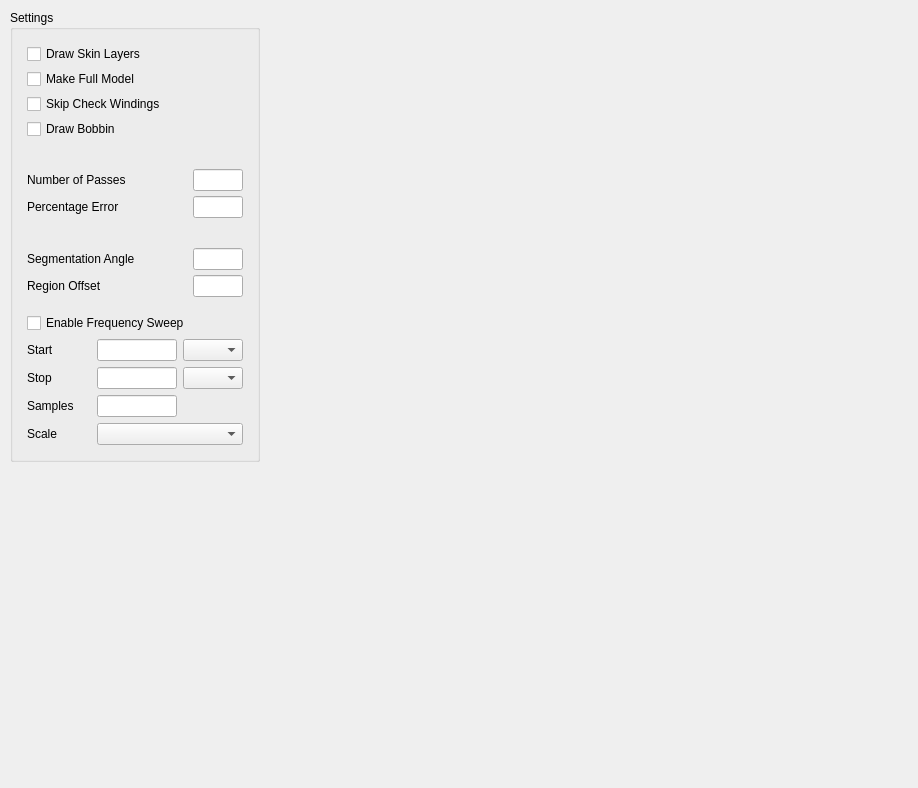
ansys/ansys-pyetk, file src/ansys/aedt/toolkits/electronic_transformer/ui/windows/main/main_column.ui: the form before one commit.
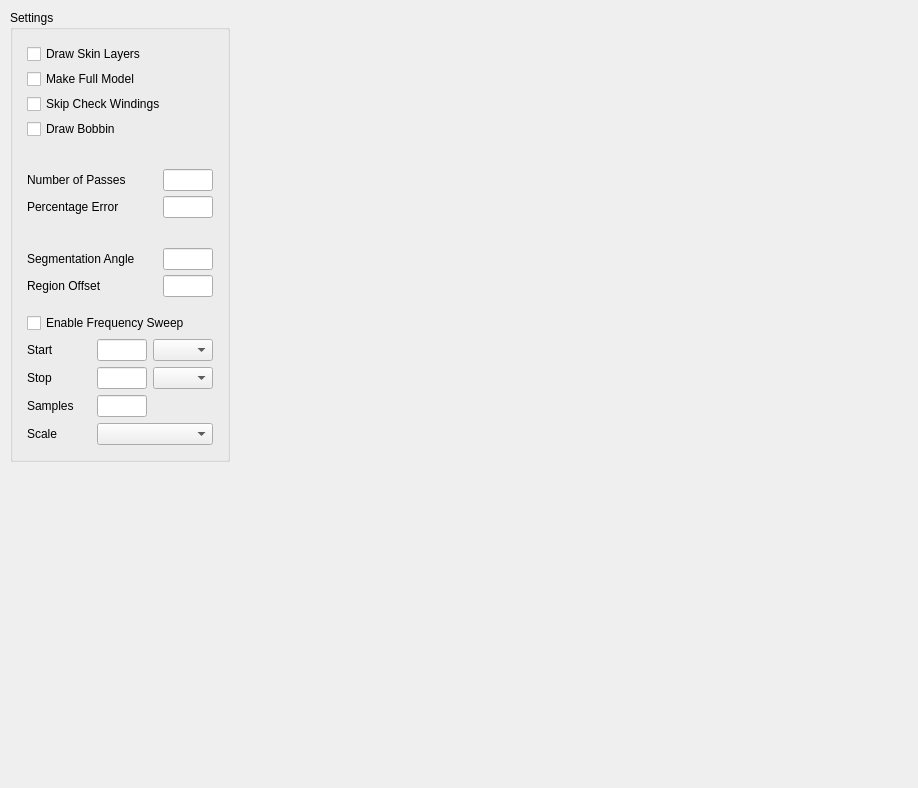
The form after the commit.

Commit message:
Delete button added to delete row types Layers and Sides.
UI group sizes optimised to stop collapse and overlap with moving side columns.

```diff
--- a/src/ansys/aedt/toolkits/electronic_transformer/ui/windows/main/main_column.ui
+++ b/src/ansys/aedt/toolkits/electronic_transformer/ui/windows/main/main_column.ui
@@ -10,6 +10,12 @@
     <height>788</height>
    </rect>
   </property>
+  <property name="sizePolicy">
+   <sizepolicy hsizetype="Minimum" vsizetype="Preferred">
+    <horstretch>0</horstretch>
+    <verstretch>0</verstretch>
+   </sizepolicy>
+  </property>
   <property name="windowTitle">
    <string>Form</string>
   </property>
@@ -65,14 +71,20 @@
          <item>
           <widget class="QGroupBox" name="groupBox">
            <property name="sizePolicy">
-            <sizepolicy hsizetype="Fixed" vsizetype="Preferred">
+            <sizepolicy hsizetype="Minimum" vsizetype="Minimum">
              <horstretch>0</horstretch>
              <verstretch>0</verstretch>
             </sizepolicy>
            </property>
+           <property name="minimumSize">
+            <size>
+             <width>220</width>
+             <height>0</height>
+            </size>
+           </property>
            <property name="maximumSize">
             <size>
-             <width>250</width>
+             <width>220</width>
              <height>16777215</height>
             </size>
            </property>
@@ -331,7 +343,7 @@
                 </property>
                 <property name="maximumSize">
                  <size>
-                  <width>80</width>
+                  <width>50</width>
                   <height>16777215</height>
                  </size>
                 </property>
@@ -347,7 +359,7 @@
                 </property>
                 <property name="maximumSize">
                  <size>
-                  <width>80</width>
+                  <width>50</width>
                   <height>16777215</height>
                  </size>
                 </property>
@@ -370,7 +382,7 @@
                 </property>
                 <property name="maximumSize">
                  <size>
-                  <width>80</width>
+                  <width>50</width>
                   <height>16777215</height>
                  </size>
                 </property>
@@ -384,7 +396,20 @@
                </widget>
               </item>
               <item row="4" column="1" colspan="2">
-               <widget class="QComboBox" name="scale_combo"/>
+               <widget class="QComboBox" name="scale_combo">
+                <property name="minimumSize">
+                 <size>
+                  <width>100</width>
+                  <height>0</height>
+                 </size>
+                </property>
+                <property name="maximumSize">
+                 <size>
+                  <width>120</width>
+                  <height>16777215</height>
+                 </size>
+                </property>
+               </widget>
               </item>
              </layout>
             </item>
```
Left out of the diff: 2 changed lines with no effect on the pictures. The commit also changes 5 other files.
